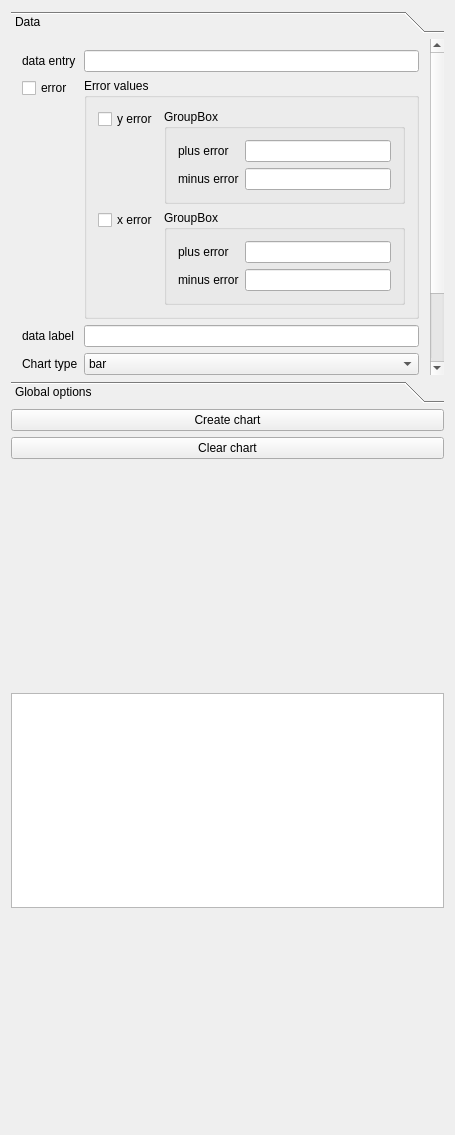
The window that Plugins/org.mitk.gui.qt.chartExample/src/internal/ChartExampleControls.ui (MITK/MITK) describes before a commit, drawn with Qt 5.
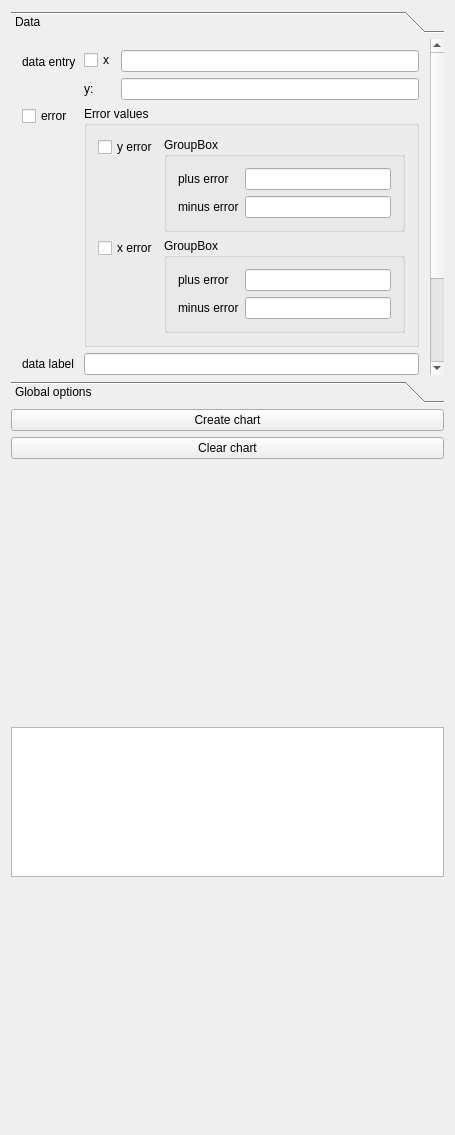
The same window after the commit. Custom widgets are drawn as their Qt base class.

Commit message: Resolved T26067

The edit to the form file:
```diff
--- a/Plugins/org.mitk.gui.qt.chartExample/src/internal/ChartExampleControls.ui
+++ b/Plugins/org.mitk.gui.qt.chartExample/src/internal/ChartExampleControls.ui
@@ -22,6 +22,12 @@
   <layout class="QVBoxLayout" name="verticalLayout">
    <item>
     <widget class="QToolBox" name="toolBox">
+     <property name="sizePolicy">
+      <sizepolicy hsizetype="Preferred" vsizetype="Expanding">
+       <horstretch>0</horstretch>
+       <verstretch>0</verstretch>
+      </sizepolicy>
+     </property>
      <property name="currentIndex">
       <number>0</number>
      </property>
@@ -29,11 +35,17 @@
       <property name="geometry">
        <rect>
         <x>0</x>
-        <y>-77</y>
+        <y>0</y>
         <width>420</width>
-        <height>389</height>
+        <height>417</height>
        </rect>
       </property>
+      <property name="sizePolicy">
+       <sizepolicy hsizetype="Preferred" vsizetype="Expanding">
+        <horstretch>0</horstretch>
+        <verstretch>0</verstretch>
+       </sizepolicy>
+      </property>
       <attribute name="label">
        <string>Data</string>
       </attribute>
@@ -48,17 +60,38 @@
           </widget>
          </item>
          <item row="0" column="1">
-          <widget class="QLineEdit" name="m_lineEditDataVector">
-           <property name="sizePolicy">
-            <sizepolicy hsizetype="Expanding" vsizetype="Preferred">
-             <horstretch>0</horstretch>
-             <verstretch>0</verstretch>
-            </sizepolicy>
-           </property>
-           <property name="text">
-            <string/>
-           </property>
-          </widget>
+          <layout class="QFormLayout" name="formLayout_6">
+           <item row="1" column="1">
+            <widget class="QLineEdit" name="m_lineEditDataYVector"/>
+           </item>
+           <item row="0" column="1">
+            <widget class="QLineEdit" name="m_lineEditDataXVector">
+             <property name="sizePolicy">
+              <sizepolicy hsizetype="Expanding" vsizetype="Preferred">
+               <horstretch>0</horstretch>
+               <verstretch>0</verstretch>
+              </sizepolicy>
+             </property>
+             <property name="text">
+              <string/>
+             </property>
+            </widget>
+           </item>
+           <item row="0" column="0">
+            <widget class="QCheckBox" name="m_checkBoxEnableDataX">
+             <property name="text">
+              <string>x</string>
+             </property>
+            </widget>
+           </item>
+           <item row="1" column="0">
+            <widget class="QLabel" name="label_13">
+             <property name="text">
+              <string>y:</string>
+             </property>
+            </widget>
+           </item>
+          </layout>
          </item>
          <item row="1" column="0">
           <widget class="QCheckBox" name="m_checkBoxEnableErrors">
@@ -449,10 +482,16 @@
    </item>
    <item>
     <widget class="QStackedWidget" name="m_StatisticsWidgetStack">
+     <property name="sizePolicy">
+      <sizepolicy hsizetype="Expanding" vsizetype="Expanding">
+       <horstretch>0</horstretch>
+       <verstretch>0</verstretch>
+      </sizepolicy>
+     </property>
      <property name="minimumSize">
       <size>
        <width>0</width>
-       <height>200</height>
+       <height>250</height>
       </size>
      </property>
      <property name="currentIndex">
@@ -469,7 +508,20 @@
     </widget>
    </item>
    <item>
-    <widget class="QPlainTextEdit" name="m_plainTextEditDataView"/>
+    <widget class="QPlainTextEdit" name="m_plainTextEditDataView">
+     <property name="sizePolicy">
+      <sizepolicy hsizetype="Preferred" vsizetype="Preferred">
+       <horstretch>0</horstretch>
+       <verstretch>0</verstretch>
+      </sizepolicy>
+     </property>
+     <property name="maximumSize">
+      <size>
+       <width>16777215</width>
+       <height>150</height>
+      </size>
+     </property>
+    </widget>
    </item>
    <item>
     <spacer name="spacer1">
```
Left out of the diff: 28 changed lines with no effect on the pictures. The commit also changes 2 other files.
